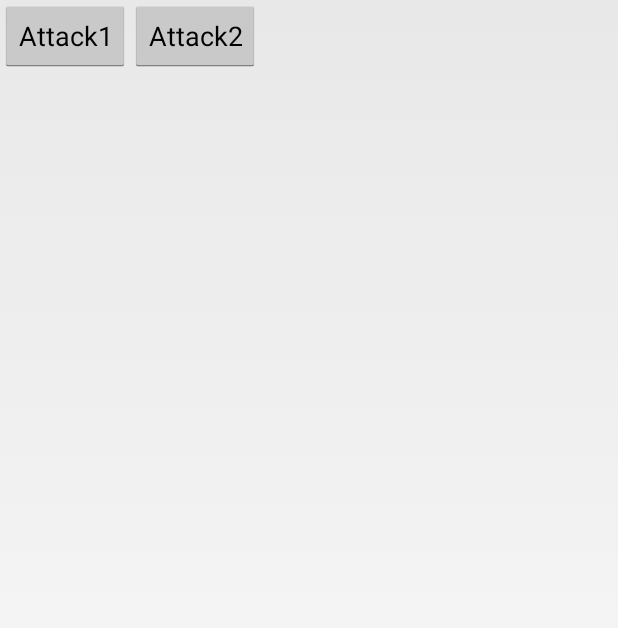
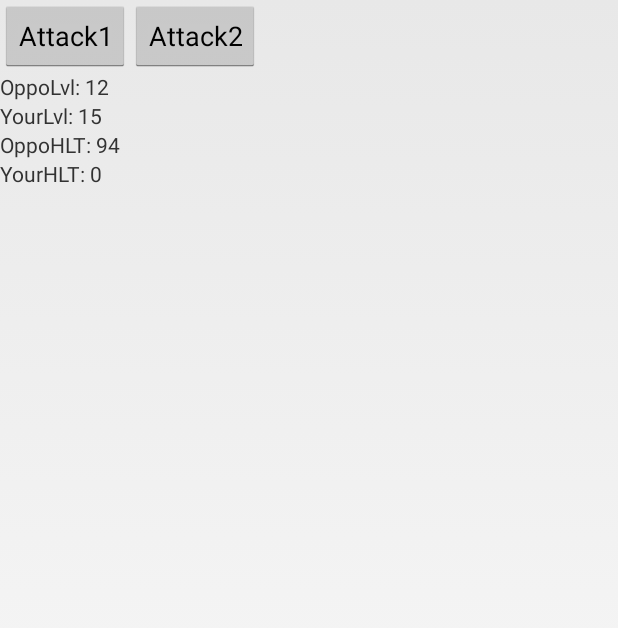
Before and after one commit to FiraInc/Navn, an Android app: the Battle screen opened directly, with no data from a screen before it, after a tap on "Attack2", on a phone screen of 412 x 824 dp. Shown: the top 628 px of the screen. Run offline under Robolectric (Android 15) with nearby library versions, the light colour scheme and no system bars; 1 other tap on this screen came first.

Commit message:
-Added attacks, and random Opponent in Battle.
-Added levels to the battle searcher

-Added TestAttack2

-Randomized computer attacks, and added health, level etc. status

```diff
--- a/app/src/main/java/com/fira/navn/Attacks.java
+++ b/app/src/main/java/com/fira/navn/Attacks.java
@@ -23,9 +23,28 @@ public class Attacks {
     static MediaPlayer AttackSound;
 
     public static void calculateAttacks(Context context, String Attack_ID) {
+        int multiplier;
+        if (Battle.yourTurn) {
+            multiplier = CreatureInfo.level;
+        }else {
+            multiplier = OpponentCreatureInfo.level;
+        }
+
+
 
         if (Attack_ID.equals("TestAttack")) {
-            attackDamage = 5 * CreatureInfo.level;
+            attackDamage = 5 * multiplier;
+            AttackImage1 = context.getResources().getDrawable(R.drawable.test);
+            AttackImage2 = context.getResources().getDrawable(R.drawable.test);
+            AttackImage3 = context.getResources().getDrawable(R.drawable.test);
+            AttackImage4 = context.getResources().getDrawable(R.drawable.test);
+            AttackImage5 = context.getResources().getDrawable(R.drawable.test);
+            AttackImage6 = context.getResources().getDrawable(R.drawable.test);
+            AttackSound = MediaPlayer.create(context, R.raw.slurpelyder);
+        }
+
+        else if (Attack_ID.equals("TestAttack2")) {
+            attackDamage = 10 * multiplier;
             AttackImage1 = context.getResources().getDrawable(R.drawable.test);
             AttackImage2 = context.getResources().getDrawable(R.drawable.test);
             AttackImage3 = context.getResources().getDrawable(R.drawable.test);
--- a/app/src/main/java/com/fira/navn/Battle.java
+++ b/app/src/main/java/com/fira/navn/Battle.java
@@ -9,7 +9,10 @@ import android.os.Vibrator;
 import android.util.Log;
 import android.view.View;
 import android.widget.ImageView;
+import android.widget.TextView;
 import android.widget.Toast;
+
+import java.util.Random;
 
 /**
  * Created by Johannett321 on 26.06.2017.
@@ -17,11 +20,18 @@ import android.widget.Toast;
 
 public class Battle extends Activity {
 
+    ImageView opponentAttackEffect;
+    ImageView youAttackEffect;
+
+    static Boolean yourTurn = true;
+
+    Boolean againstComputer = true;
     ImageView image1;
 
-    Boolean yourTurn = true;
-
-    Boolean againstComputer = true;
+    TextView OpponentHealth;
+    TextView YourHealth;
+    TextView OpponentLevel;
+    TextView YourLevel;
 
     @Override
     protected void onCreate(Bundle savedInstanceState) {
@@ -29,14 +39,29 @@ public class Battle extends Activity {
         setContentView(R.layout.battle);
         findViews();
 
-        image1.setVisibility(View.INVISIBLE);
+        yourTurn = true;
+        againstComputer = true;
+
+        opponentAttackEffect.setVisibility(View.INVISIBLE);
+        youAttackEffect.setVisibility(View.INVISIBLE);
 
 
         OpponentCreatureInfo.generateRandom();
+
+        OpponentHealth.setText("OppoHLT: " + String.valueOf(OpponentCreatureInfo.health));
+        YourHealth.setText("YourHLT: " + String.valueOf(CreatureInfo.health));
+        OpponentLevel.setText("OppoLvl: " + String.valueOf(OpponentCreatureInfo.level));
+        YourLevel.setText("YourLvl: " + String.valueOf(CreatureInfo.level));
     }
 
     private void findViews() {
-        image1 = (ImageView) findViewById(R.id.image1);
+        opponentAttackEffect = (ImageView) findViewById(R.id.opponentAttackEffect);
+        youAttackEffect = (ImageView) findViewById(R.id.youAttackEffect);
+
+        OpponentHealth = (TextView) findViewById(R.id.OpponentHealth);
+        YourHealth = (TextView) findViewById(R.id.YourHealth);
+        OpponentLevel = (TextView) findViewById(R.id.OpponentLevel);
+        YourLevel = (TextView) findViewById(R.id.YourLevel);
     }
 
     public void Attack1(View view) {
@@ -46,13 +71,21 @@ public class Battle extends Activity {
     }
 
     public void Attack2(View view) {
-
+        if (yourTurn) {
+            Attack("TestAttack2");
+        }
     }
 
 
     public void Attack(String attackID) {
         Attacks.calculateAttacks(this, attackID);
         Attacks.AttackSound.start();
+
+        if (yourTurn) {
+            image1 = opponentAttackEffect;
+        }else {
+            image1 = youAttackEffect;
+        }
 
         image1.setImageDrawable(Attacks.AttackImage1);
         image1.setVisibility(View.VISIBLE);
@@ -135,12 +168,17 @@ public class Battle extends Activity {
         if (yourTurn) {
             if (OpponentCreatureInfo.health <= 0) {
                 Toast.makeText(this, "CONGRATS!", Toast.LENGTH_LONG).show();
+                OpponentCreatureInfo.health = 0;
             }
         }else {
             if (CreatureInfo.health <= 0) {
                 Toast.makeText(this, "NOOOO!", Toast.LENGTH_LONG).show();
+                CreatureInfo.health = 0;
             }
         }
+
+        OpponentHealth.setText("OppoHLT: " + String.valueOf(OpponentCreatureInfo.health));
+        YourHealth.setText("YourHLT: " + String.valueOf(CreatureInfo.health));
 
 
 
@@ -150,7 +188,7 @@ public class Battle extends Activity {
         }else {
             yourTurn = true;
         }
-        if (againstComputer && !yourTurn) {
+        if (againstComputer && !yourTurn && OpponentCreatureInfo.health > 0) {
             ComputersTurn();
         }
     }
@@ -161,7 +199,20 @@ public class Battle extends Activity {
         handler.postDelayed(new Runnable() {
             @Override
             public void run() {
-                Attack("TestAttack");
+                Random random = new Random();
+                int randomNumber = random.nextInt(4);
+                if (randomNumber == 0) {
+                    Attack(OpponentCreatureInfo.Attack1);
+                }else if (randomNumber == 1) {
+                    Attack(OpponentCreatureInfo.Attack2);
+                }else if (randomNumber == 2) {
+                    Attack(OpponentCreatureInfo.Attack3);
+                }else if (randomNumber == 3) {
+                    Attack(OpponentCreatureInfo.Attack4);
+                }else {
+                    Attack(OpponentCreatureInfo.Attack1);
+                }
+                Toast.makeText(Battle.this, "Random: " + String.valueOf(randomNumber), Toast.LENGTH_SHORT).show();
             }
         }, 2000);
     }
--- a/app/src/main/java/com/fira/navn/OpponentCreatureInfo.java
+++ b/app/src/main/java/com/fira/navn/OpponentCreatureInfo.java
@@ -1,4 +1,6 @@
 package com.fira.navn;
+
+import java.util.Random;
 
 /**
  * Created by Johannett321 on 26.06.2017.
@@ -9,9 +11,30 @@ public class OpponentCreatureInfo {
     static int level = 0;
     static int health = 0;
 
+    static String Attack1;
+    static String Attack2;
+    static String Attack3;
+    static String Attack4;
+
     public static void generateRandom() {
+        Random random = new Random();
+        int randomNumber;
         level = 10;
         health = 100;
+        Attack1 = "TestAttack";
+        Attack2 = "TestAttack";
+        Attack3 = "TestAttack";
+        Attack4 = "TestAttack";
+
+        if (PlayerInfo.BattleSearcherLevel == 1) {
+            randomNumber = random.nextInt(4);
+            //randomNumber = randomNumber + 3;
+            randomNumber = randomNumber + 10;
+        }else {
+            randomNumber = 1;
+        }
+
+        level = randomNumber;
     }
 
 }
--- a/app/src/main/java/com/fira/navn/PlayerInfo.java
+++ b/app/src/main/java/com/fira/navn/PlayerInfo.java
@@ -13,6 +13,8 @@ public class PlayerInfo {
 
     static int coins = 0;
     static int diamonds = 0;
+
+    static int BattleSearcherLevel = 1;
 
     public static void refreshCurrency (Context context){
         coins = Integer.parseInt(ReadWrite.read(context, "CoinsAmount.txt"));
--- a/app/src/main/java/com/fira/navn/Store.java
+++ b/app/src/main/java/com/fira/navn/Store.java
@@ -41,9 +41,6 @@ public class Store extends Activity {
     TextView categoryText;
 
     ProgressBar progressBar;
-
-    File file;
-    StringBuilder text;
 
     TextView diamondsText;
     TextView coinsText;
--- a/app/src/main/res/layout/battle.xml
+++ b/app/src/main/res/layout/battle.xml
@@ -3,15 +3,8 @@
     android:layout_width="match_parent"
     android:layout_height="match_parent">
 
-
-    <ImageView
-        android:id="@+id/image1"
-        android:layout_width="200dp"
-        android:layout_height="200dp"
-        android:layout_centerVertical="true"
-        android:layout_centerHorizontal="true" />
-
     <LinearLayout
+        android:id="@+id/Attacks"
         android:layout_width="wrap_content"
         android:layout_height="wrap_content">
         <Button
@@ -28,6 +21,49 @@
 
     </LinearLayout>
 
+    <LinearLayout
+        android:layout_width="wrap_content"
+        android:layout_height="wrap_content"
+        android:orientation="vertical"
+        android:layout_below="@id/Attacks">
+        <TextView
+            android:id="@+id/OpponentLevel"
+            android:layout_width="wrap_content"
+            android:layout_height="wrap_content"
+            android:text=""/>
+
+        <TextView
+            android:id="@+id/YourLevel"
+            android:layout_width="wrap_content"
+            android:layout_height="wrap_content"
+            android:text=""/>
+
+        <TextView
+            android:id="@+id/OpponentHealth"
+            android:layout_width="wrap_content"
+            android:layout_height="wrap_content"
+            android:text=""/>
+
+        <TextView
+            android:id="@+id/YourHealth"
+            android:layout_width="wrap_content"
+            android:layout_height="wrap_content"
+            android:text=""/>
+    </LinearLayout>
+
+
+    <ImageView
+        android:id="@+id/opponentAttackEffect"
+        android:layout_width="200dp"
+        android:layout_height="200dp"
+        android:layout_centerHorizontal="true" />
+
+    <ImageView
+        android:id="@+id/youAttackEffect"
+        android:layout_width="200dp"
+        android:layout_height="200dp"
+        android:layout_alignParentBottom="true"
+        android:layout_centerHorizontal="true" />
 
 
 </RelativeLayout>
```
